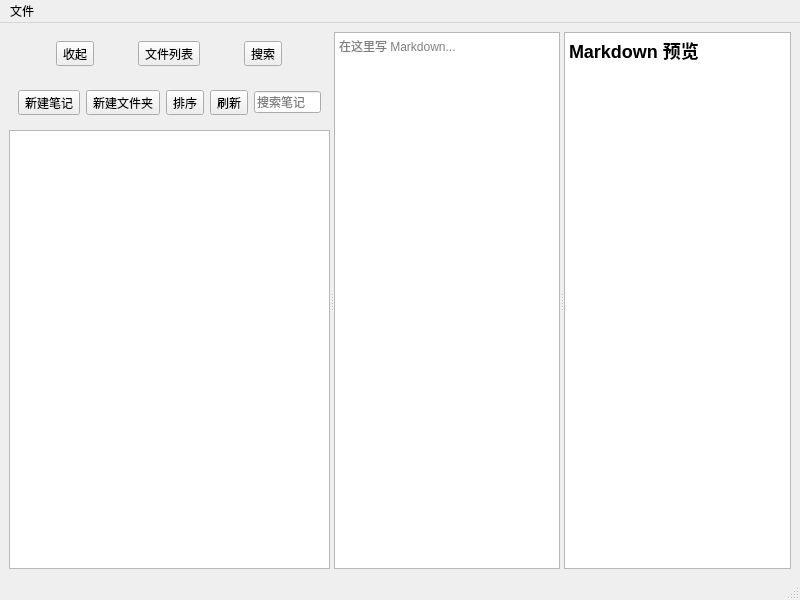
Before: the Qt Designer form mainwindow.ui in SS-R-in/MossNote, drawn with Qt 5.
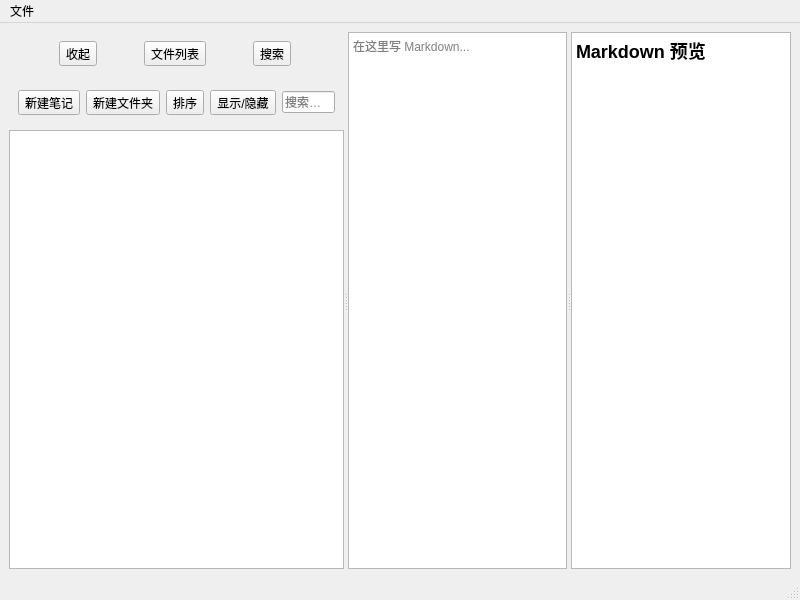
After: the same form once the commit is applied.

Commit message: feat: toggle vault folder expansion

```diff
--- a/mainwindow.ui
+++ b/mainwindow.ui
@@ -82,7 +82,7 @@
            <item>
             <widget class="QToolButton" name="refreshButton">
              <property name="text">
-              <string>刷新</string>
+              <string>显示/隐藏</string>
              </property>
             </widget>
            </item>
```
Left out of the diff: 2 changed lines with no effect on the pictures. The commit also changes 2 other files.
